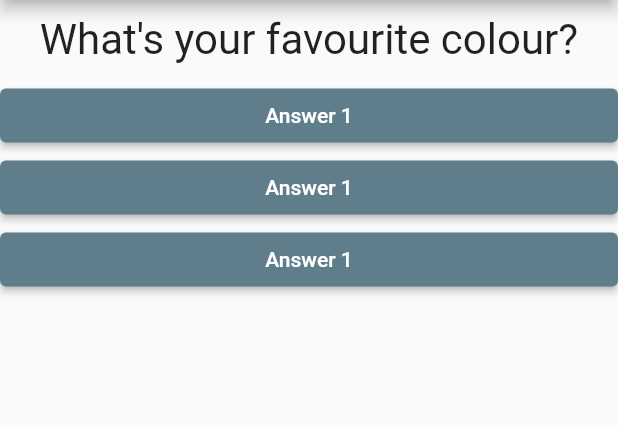
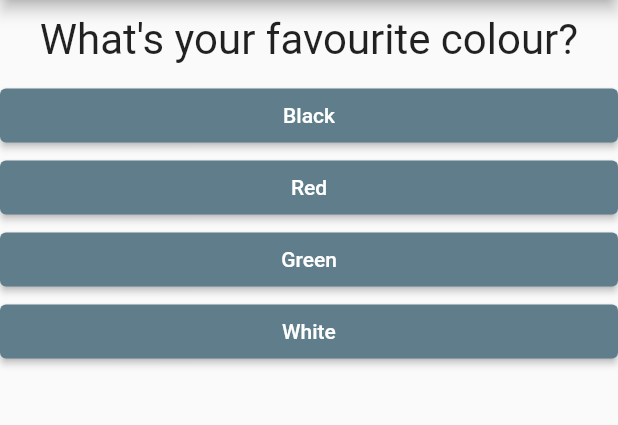
Before and after one commit to pduebel/personality-quiz-app, a Flutter app: the screen it shows after launch, on a phone screen of 412 x 824 dp, the part 84-509 px from its top. Run offline on Flutter 3.47's test engine with Material 2 defaults, Android fonts, the light colour scheme and no system bars.

Commit message:
create question and answer widgets using question maps

```diff
--- a/lib/answer.dart
+++ b/lib/answer.dart
@@ -2,8 +2,9 @@ import 'package:flutter/material.dart';
 
 class Answer extends StatelessWidget {
   final VoidCallback selectHandler;
+  final String answerText;
 
-  Answer(this.selectHandler);
+  Answer(this.selectHandler, this.answerText);
 
   @override
   Widget build(BuildContext context) {
@@ -14,7 +15,7 @@ class Answer extends StatelessWidget {
           primary: Colors.blueGrey,
           onPrimary: Colors.white,
         ),
-        child: Text('Answer 1'),
+        child: Text(this.answerText),
         onPressed: this.selectHandler,
       ),
     );
--- a/lib/main.dart
+++ b/lib/main.dart
@@ -25,19 +25,30 @@
 
   @override
   Widget build(BuildContext context) {
-    var questions = [
-      'What\'s your favourite colour?',
-      'What\'s your favourite animal?'
+    const questions = [
+      {
+        'questionText': 'What\'s your favourite colour?',
+        'answers': ['Black', 'Red', 'Green', 'White']
+      },
+      {
+        'questionText': 'What\'s your favourite animal?',
+        'answers': ['Rabbit', 'Snake', 'Elephant', 'Lion']
+      },
+      {
+        'questionText': 'What\'s your favourite food?',
+        'answers': ['Pizza', 'Curry', 'Chips', 'Ice Cream']
+      }
     ];
     return MaterialApp(
       home: Scaffold(
         appBar: AppBar(title: const Text('Personality Quiz')),
         body: Column(
           children: [
-            Question(questions[_questionIndex]),
-            Answer(_answerQuestion),
-            Answer(_answerQuestion),
-            Answer(_answerQuestion),
+            Question((questions[_questionIndex]['questionText'] as String)),
+            ...(questions[_questionIndex]['answers'] as List<String>)
+                .map((answer) {
+              return Answer(_answerQuestion, answer);
+            }).toList()
           ],
         ),
       ),
```
